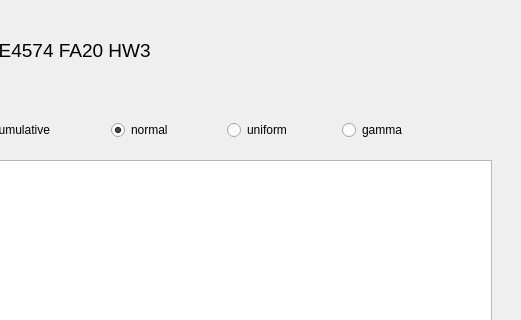
Before: the Qt Designer form mainwindow.ui in DhairyaSurana/Qt-Distribution, drawn with Qt 5; both pictures show x 389 to 910 and y 0 to 320 of the 910 by 661 pixel window.
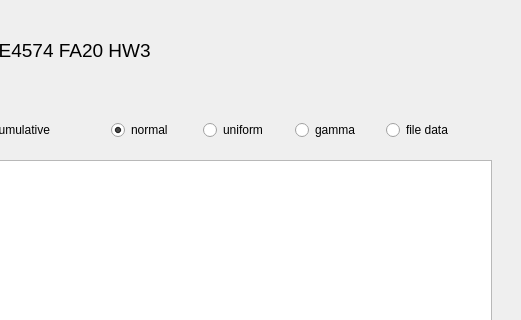
After: the same form once the commit is applied. Custom widgets are drawn as their Qt base class.

Commit message: Added 'file data' radio button

```diff
--- a/mainwindow.ui
+++ b/mainwindow.ui
@@ -19,7 +19,7 @@
      <rect>
       <x>500</x>
       <y>110</y>
-      <width>341</width>
+      <width>361</width>
       <height>41</height>
      </rect>
     </property>
@@ -57,6 +57,13 @@
        </property>
       </widget>
      </item>
+     <item>
+      <widget class="QRadioButton" name="file_button">
+       <property name="text">
+        <string>file data</string>
+       </property>
+      </widget>
+     </item>
     </layout>
    </widget>
    <widget class="QChartView" name="graphicsView">
```
The commit also changes 4 other files.
